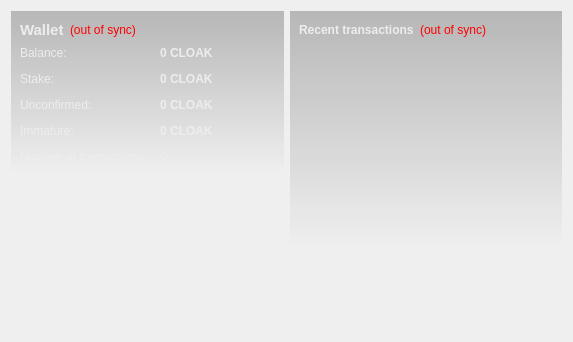
The window that src/qt/forms/overviewpage.ui (CloakCoin/CloakCoinRelaunch) describes before a commit, drawn with Qt 5.
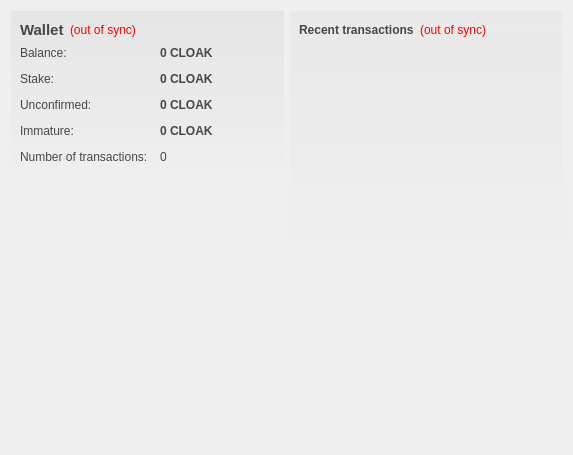
The same window after the commit. Icons and pictures are not drawn.

Diff of the .ui file:
```diff
--- a/src/qt/forms/overviewpage.ui
+++ b/src/qt/forms/overviewpage.ui
@@ -7,14 +7,14 @@
     <x>0</x>
     <y>0</y>
     <width>573</width>
-    <height>342</height>
+    <height>455</height>
    </rect>
   </property>
   <property name="windowTitle">
    <string>Form</string>
   </property>
   <property name="styleSheet">
-   <string notr="true">#OverviewPage { color: #ededed; }</string>
+   <string notr="true">#OverviewPage { color: #464747; }</string>
   </property>
   <layout class="QHBoxLayout" name="horizontalLayout" stretch="1,1">
    <item>
@@ -22,7 +22,7 @@
      <item>
       <widget class="QFrame" name="frame">
        <property name="styleSheet">
-        <string notr="true">#frame { background-color: qlineargradient(spread:pad, x1:0, y1:0, x2:0, y2:1, stop:0 rgba(0,0,0,60), stop:1.0 rgba(0,0,0,0)); }</string>
+        <string notr="true">#frame { background-color: qlineargradient(spread:pad, x1:0, y1:0, x2:0, y2:1, stop:0 rgba(70,71,71,15), stop:1.0 rgba(70,71,71,0)); }</string>
        </property>
        <layout class="QVBoxLayout" name="verticalLayout_4">
         <item>
@@ -37,7 +37,7 @@
              </font>
             </property>
             <property name="styleSheet">
-             <string notr="true">color: #ededed;</string>
+             <string notr="true">color: #464747;</string>
             </property>
             <property name="text">
              <string>Wallet</string>
@@ -89,7 +89,7 @@
           <item row="0" column="0">
            <widget class="QLabel" name="label">
             <property name="styleSheet">
-             <string notr="true">color: #ededed;</string>
+             <string notr="true">color: #464747;</string>
             </property>
             <property name="text">
              <string>Balance:</string>
@@ -111,7 +111,7 @@
              <string>Your current balance</string>
             </property>
             <property name="styleSheet">
-             <string notr="true">color: #ededed;</string>
+             <string notr="true">color: #464747;</string>
             </property>
             <property name="text">
              <string notr="true">0 CLOAK</string>
@@ -124,7 +124,7 @@
           <item row="1" column="0">
            <widget class="QLabel" name="label_6">
             <property name="styleSheet">
-             <string notr="true">color: #ededed;</string>
+             <string notr="true">color: #464747;</string>
             </property>
             <property name="text">
              <string>Stake:</string>
@@ -146,7 +146,7 @@
              <string>Total of coins that was staked, and do not yet count toward the current balance</string>
             </property>
             <property name="styleSheet">
-             <string notr="true">color: #ededed;</string>
+             <string notr="true">color: #464747;</string>
             </property>
             <property name="text">
              <string notr="true">0 CLOAK</string>
@@ -159,7 +159,7 @@
           <item row="2" column="0">
            <widget class="QLabel" name="label_3">
             <property name="styleSheet">
-             <string notr="true">color: #ededed;</string>
+             <string notr="true">color: #464747;</string>
             </property>
             <property name="text">
              <string>Unconfirmed:</string>
@@ -181,7 +181,7 @@
              <string>Total of transactions that have yet to be confirmed, and do not yet count toward the current balance</string>
             </property>
             <property name="styleSheet">
-             <string notr="true">color: #ededed;</string>
+             <string notr="true">color: #464747;</string>
             </property>
             <property name="text">
              <string notr="true">0 CLOAK</string>
@@ -194,7 +194,7 @@
           <item row="3" column="0">
            <widget class="QLabel" name="labelImmatureText">
             <property name="styleSheet">
-             <string notr="true">color: #ededed;</string>
+             <string notr="true">color: #464747;</string>
             </property>
             <property name="text">
              <string>Immature:</string>
@@ -213,7 +213,7 @@
              <string>Mined balance that has not yet matured</string>
             </property>
             <property name="styleSheet">
-             <string notr="true">color: #ededed;</string>
+             <string notr="true">color: #464747;</string>
             </property>
             <property name="text">
              <string notr="true">0 CLOAK</string>
@@ -226,7 +226,7 @@
           <item row="4" column="0">
            <widget class="QLabel" name="label_2">
             <property name="styleSheet">
-             <string notr="true">color: #ededed;</string>
+             <string notr="true">color: #464747;</string>
             </property>
             <property name="text">
              <string>Number of transactions:</string>
@@ -239,7 +239,7 @@
              <string>Total number of transactions in wallet</string>
             </property>
             <property name="styleSheet">
-             <string notr="true">color: #ededed;</string>
+             <string notr="true">color: #464747;</string>
             </property>
             <property name="text">
              <string notr="true">0</string>
@@ -290,7 +290,7 @@
      <item>
       <widget class="QFrame" name="frame_2">
        <property name="styleSheet">
-        <string notr="true">#frame_2 { background-color: qlineargradient(spread:pad, x1:0, y1:0, x2:0, y2:1, stop:0 rgba(0,0,0,60), stop:1.0 rgba(0,0,0,0)); }</string>
+        <string notr="true">#frame_2 { background-color: qlineargradient(spread:pad, x1:0, y1:0, x2:0, y2:1, stop:0 rgba(70,71,71,10), stop:1.0 rgba(70,71,71,0)); }</string>
        </property>
        <layout class="QVBoxLayout" name="verticalLayout">
         <item>
@@ -298,7 +298,7 @@
           <item>
            <widget class="QLabel" name="label_4">
             <property name="styleSheet">
-             <string notr="true">color: #ededed;</string>
+             <string notr="true">color: #464747;</string>
             </property>
             <property name="text">
              <string>&lt;b&gt;Recent transactions&lt;/b&gt;</string>
```
